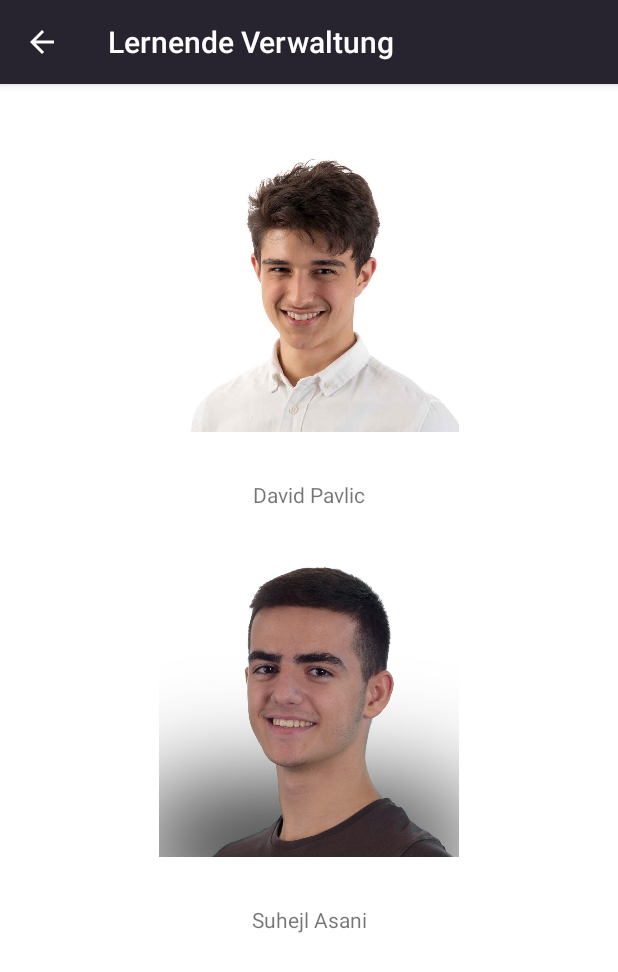
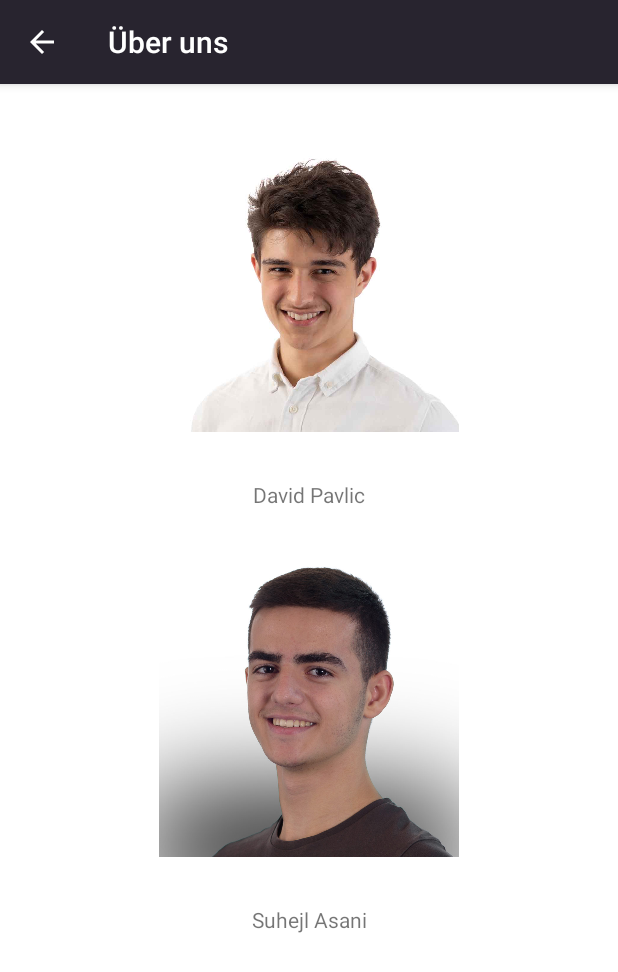
Before and after one commit to Suhejl/LernendeVerwaltung, an Android app: the ApprenticelistActivity screen opened directly, with no data from a screen before it, in the options menu, after a tap on "Über uns", on a phone screen of 412 x 824 dp. Shown: the top 972 px of the screen. Run offline under Robolectric (Android 15) with nearby library versions, the phone set to English and light mode, and no system bars; our stand-ins replace CircleImageView.

Commit message:
Added Actionbar title and AboutUs Activity finishes on back button

```diff
--- a/app/src/main/AndroidManifest.xml
+++ b/app/src/main/AndroidManifest.xml
@@ -29,7 +29,6 @@
             android:theme="@style/AppTheme" />
         <activity
             android:name=".activity.AboutUsActivity"
-            android:parentActivityName=".activity.ApprenticelistActivity"
             android:theme="@style/AppTheme" />
         <activity
             android:name=".activity.MainActivity"
--- a/app/src/main/java/ch/noseryoung/lernendeverwaltung/activity/AboutUsActivity.java
+++ b/app/src/main/java/ch/noseryoung/lernendeverwaltung/activity/AboutUsActivity.java
@@ -1,6 +1,7 @@
 package ch.noseryoung.lernendeverwaltung.activity;
 
 import android.os.Bundle;
+import android.view.MenuItem;
 
 import androidx.appcompat.app.AppCompatActivity;
 
@@ -19,5 +20,24 @@ public class AboutUsActivity extends AppCompatActivity {
     protected void onCreate(Bundle savedInstanceState) {
         super.onCreate(savedInstanceState);
         setContentView(R.layout.activity_about_us);
+        getSupportActionBar().setDisplayHomeAsUpEnabled(true);
+        getSupportActionBar().setTitle(R.string.view_about_us_title);
+    }
+
+    /**
+     * Method that handles the apprentice input in the navbar.
+     * Since we only have a go back icon, this method destroys the activity.
+     *
+     * @param item
+     * @return
+     */
+    @Override
+    public boolean onOptionsItemSelected(MenuItem item) {
+        // Handle presses on the action bar items
+        if (item.getItemId() == android.R.id.home) {
+            finish();
+            return true;
+        }
+        return super.onOptionsItemSelected(item);
     }
 }
--- a/app/src/main/java/ch/noseryoung/lernendeverwaltung/activity/ApprenticedataActivity.java
+++ b/app/src/main/java/ch/noseryoung/lernendeverwaltung/activity/ApprenticedataActivity.java
@@ -32,6 +32,7 @@ public class ApprenticedataActivity extends BaseMenuActivity {
     protected void onCreate(Bundle savedInstanceState) {
         super.onCreate(savedInstanceState);
         setContentView(R.layout.activity_apprentice_data);
+        getSupportActionBar().setTitle(R.string.view_apprentice_data_title);
 
         // Database connection
         ApprenticeDao apprenticeDao = MainActivity.getApprenticeDao();
--- a/app/src/main/java/ch/noseryoung/lernendeverwaltung/activity/ApprenticelistActivity.java
+++ b/app/src/main/java/ch/noseryoung/lernendeverwaltung/activity/ApprenticelistActivity.java
@@ -39,6 +39,7 @@ public class ApprenticelistActivity extends BaseMenuActivity implements Apprenti
         super.onCreate(savedInstanceState);
         setContentView(R.layout.activity_apprenticelist);
         getSupportActionBar().setDisplayHomeAsUpEnabled(true);
+        getSupportActionBar().setTitle(R.string.view_apprentice_list_title);
 
         // Gets dao from MainActivity
         apprenticeDao = MainActivity.getApprenticeDao();
--- a/app/src/main/java/ch/noseryoung/lernendeverwaltung/activity/FullScreenImageActivity.java
+++ b/app/src/main/java/ch/noseryoung/lernendeverwaltung/activity/FullScreenImageActivity.java
@@ -33,6 +33,7 @@ public class FullScreenImageActivity extends AppCompatActivity {
         super.onCreate(savedInstanceState);
         setContentView(R.layout.activity_full_screen_image);
         getSupportActionBar().setDisplayHomeAsUpEnabled(true);
+        getSupportActionBar().setTitle(R.string.view_image_fullscreen_title);
 
         apprenticeDao = MainActivity.getApprenticeDao();
         apprenticeImageViewManager = new ApprenticeImageViewManager(this);
--- a/app/src/main/java/ch/noseryoung/lernendeverwaltung/activity/NewApprenticeActivity.java
+++ b/app/src/main/java/ch/noseryoung/lernendeverwaltung/activity/NewApprenticeActivity.java
@@ -51,6 +51,7 @@ public class NewApprenticeActivity extends BaseMenuActivity {
     protected void onCreate(Bundle savedInstanceState) {
         super.onCreate(savedInstanceState);
         setContentView(R.layout.activity_new_apprentice);
+        getSupportActionBar().setTitle(R.string.view_new_apprentice_title);
 
         apprenticeDao = MainActivity.getApprenticeDao();
 
--- a/app/src/main/res/values/strings.xml
+++ b/app/src/main/res/values/strings.xml
@@ -1,5 +1,11 @@
 <resources>
     <string name="view_application_name">Lernende Verwaltung</string>
+    <string name="view_apprentice_data_title">Informationen</string>
+    <string name="view_apprentice_list_title">Benutzerliste</string>
+    <string name="view_new_apprentice_title">Neuer Nutzer</string>
+    <string name="view_image_fullscreen_title">Profilbild</string>
+    <string name="view_about_us_title">Über uns</string>
+
     <string name="view_welcome">Willkommen zu NOA</string>
     <string name="view_see_apprentices">Siehe Lehrnende</string>
 
```
